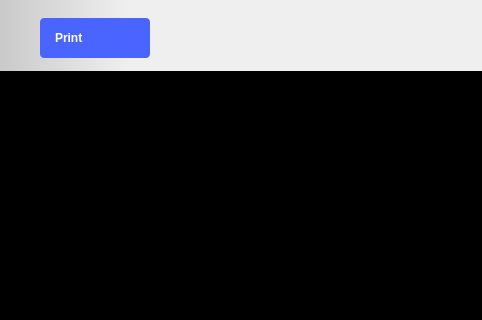
This is ui/oscilloscope.ui in analogdevicesinc/scopy as Qt 5 draws it before an edit; both pictures show x 0 to 482 and y 0 to 320 of the 1280 by 654 pixel window. The edited form follows.
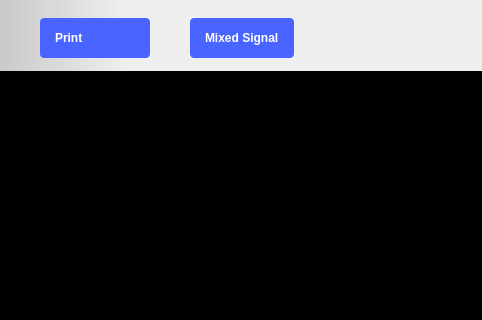
This is the edited form. Icons and pictures are not drawn. Custom widgets are drawn as their Qt base class.

Commit message: MixedSignalView: improve the enabling of this feature

Diff of the .ui file:
```diff
--- a/ui/oscilloscope.ui
+++ b/ui/oscilloscope.ui
@@ -139,6 +139,37 @@
           </property>
          </widget>
         </item>
+        <item>
+         <widget class="QPushButton" name="mixedSignalBtn">
+          <property name="styleSheet">
+           <string notr="true">
+QPushButton {
+  height: 40px;
+
+  text-align: left;
+  font-weight: bold;
+  padding-left: 15px;
+  padding-right: 15px;
+  border-radius: 4px;
+
+  background-color: #4a64ff;
+  color: #ffffff;
+
+}
+
+QPushButton:pressed {
+  background-color: #2a44df;
+}
+
+QPushButton:hover {
+	background-color: #4a34ff;
+}</string>
+          </property>
+          <property name="text">
+           <string>Mixed Signal</string>
+          </property>
+         </widget>
+        </item>
         <item>
          <spacer name="horizontalSpacer_11">
           <property name="orientation">
```
The commit also changes 6 other files.
